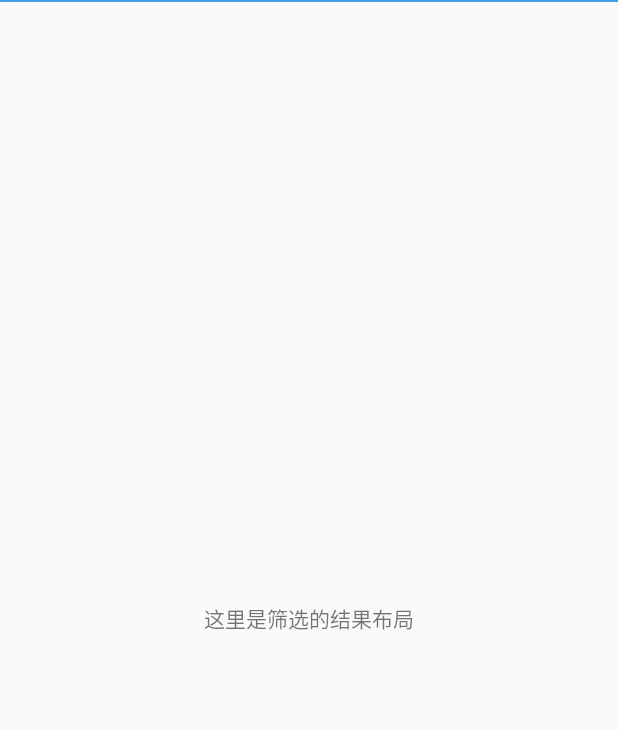
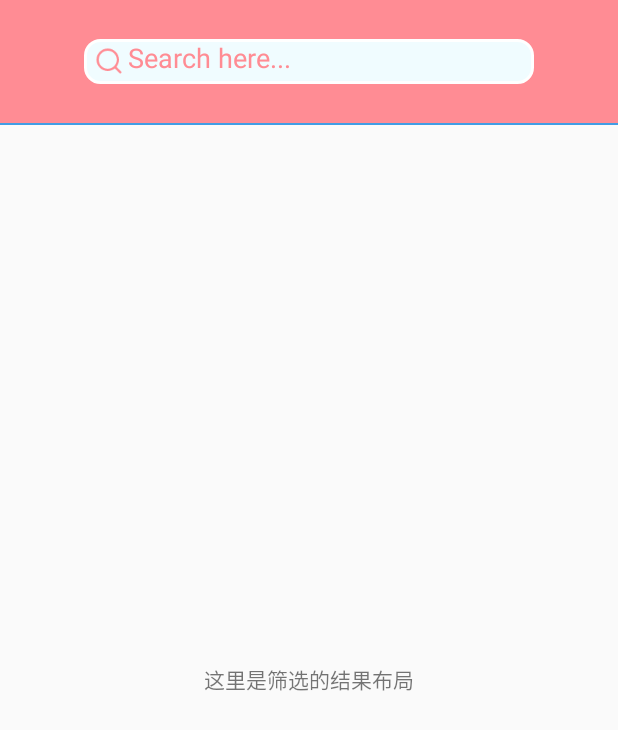
Before and after one commit to Sandy-Zeng/Manager, an Android app: the layout activity_drop_sort.xml on its own in the app's theme, with its tools: preview values and no code run, on a phone screen of 412 x 824 dp. Shown: the top 730 px of the screen. Run offline under Robolectric (Android 15) with nearby library versions, the light colour scheme and no system bars.

```diff
--- a/app/src/main/java/chinasoft/com/logindemo/DropSortActivity.java
+++ b/app/src/main/java/chinasoft/com/logindemo/DropSortActivity.java
@@ -1,5 +1,6 @@
 package chinasoft.com.logindemo;
 
+import android.app.Activity;
 import android.support.v7.app.AppCompatActivity;
 import android.os.Bundle;
 import android.view.View;
@@ -18,7 +19,7 @@ import java.util.List;
 import chinasoft.com.adapter.MenuListAdapter;
 
 @ContentView(R.layout.activity_drop_sort)
-public class DropSortActivity extends AppCompatActivity {
+public class DropSortActivity extends Activity {
     @ViewInject(R.id.text)
     private TextView text;
 
--- a/app/src/main/java/chinasoft/com/logindemo/ViewPagerlidingLayoutActivity.java
+++ b/app/src/main/java/chinasoft/com/logindemo/ViewPagerlidingLayoutActivity.java
@@ -4,6 +4,7 @@ import android.content.Intent;
 import android.support.v4.view.ViewPager;
 import android.support.v7.app.AppCompatActivity;
 import android.os.Bundle;
+import android.view.View;
 import android.widget.TextView;
 
 import android.support.design.widget.TabLayout;
@@ -90,4 +91,9 @@ public class ViewPagerlidingLayoutActivity extends AppCompatActivity {
 
         return super.onOptionsItemSelected(item);
     }
+
+    public void contect(View view){
+        Intent go_contect=new Intent(ViewPagerlidingLayoutActivity.this,ContectActivity.class);
+        startActivity(go_contect);
+    }
 }
--- a/app/src/main/res/layout/activity_drop_sort.xml
+++ b/app/src/main/res/layout/activity_drop_sort.xml
@@ -1,10 +1,43 @@
 <?xml version="1.0" encoding="utf-8"?>
-<RelativeLayout xmlns:android="http://schemas.android.com/apk/res/android"
+<LinearLayout xmlns:android="http://schemas.android.com/apk/res/android"
     xmlns:app="http://schemas.android.com/apk/res-auto"
     xmlns:tools="http://schemas.android.com/tools"
     android:layout_width="match_parent"
     android:layout_height="match_parent"
-    tools:context="chinasoft.com.logindemo.DropSortActivity">
+    tools:context="chinasoft.com.logindemo.DropSortActivity"
+    android:orientation="vertical">
+    <LinearLayout
+        android:layout_width="match_parent"
+        android:layout_height="0dp"
+        android:orientation="horizontal"
+        android:layout_weight="10"
+        android:background="#FF8C94"
+        android:gravity="center" >
+
+        <EditText
+            android:layout_width="300dp"
+            android:layout_height="30dp"
+            android:hint="Search here..."
+            android:textColorHint="#FF8C94"
+            android:background="@drawable/searchedit"
+            android:padding="5dp"
+            android:layout_marginLeft="5dp"
+            android:layout_marginRight="5dp"
+            android:drawableLeft="@drawable/search"
+            />
+
+        <!--<Button
+            android:layout_width="0dp"
+            android:layout_height="wrap_content"
+            android:layout_weight="1"
+            android:hint="搜索" />-->
+
+    </LinearLayout>
+    <RelativeLayout
+        android:layout_width="match_parent"
+        android:layout_height="0dp"
+        android:layout_weight="90">
+
 
         <LinearLayout
             android:layout_width="match_parent"
@@ -24,7 +57,7 @@
             android:layout_height="match_parent"
             app:dividerColor="@color/blue_app"
             app:maskColor="@color/mask_color"
-        app:menuBackgroundColor="@color/main_color"
+            app:menuBackgroundColor="@color/colorNormal"
             app:menuSelectedIcon="@drawable/ic_img_up"
             app:menuTextSize="16sp"
             app:menuUnselectedIcon="@drawable/ic_img_down"
@@ -33,3 +66,7 @@
             app:underlineColor="@color/blue" />
 
     </RelativeLayout>
+
+
+
+</LinearLayout>
--- a/app/src/main/res/layout/fragment_config.xml
+++ b/app/src/main/res/layout/fragment_config.xml
@@ -41,7 +41,7 @@
         <!-- 无圆角-->
         <LinearLayout style="@style/mid_layout">
             <TextView style="@style/usertext"
-                android:text="地区设置"
+                android:text="管理收货地址"
                 android:onClick="go"
                 android:id="@+id/location"/>
             <ImageView style="@style/img_arrow"/>
```
Also changed, not shown: app/build.gradle (+6 -3 lines), app/src/main/AndroidManifest.xml (+10 -12 lines), app/src/main/java/chinasoft/com/adapter/SlideFragmentPagerAdapter.java (+8 -1 lines), app/src/main/java/chinasoft/com/fragmentitem/FragmentItem2.java (+6 -1 lines), app/src/main/java/chinasoft/com/logindemo/ContectActivity.java (added, +19 -0 lines), app/src/main/java/chinasoft/com/logindemo/LocationActivity.java (+18 -1 lines), app/src/main/res/layout/activity_contect.xml (added, +72 -0 lines), app/src/main/res/layout/activity_fragment_viewpager_sliding.xml (+8 -4 lines), app/src/main/res/layout/activity_location.xml (+7 -0 lines), app/src/main/res/drawable-xhdpi/cart2.png (added). Lines whose indentation alone changed are shown as unchanged.
